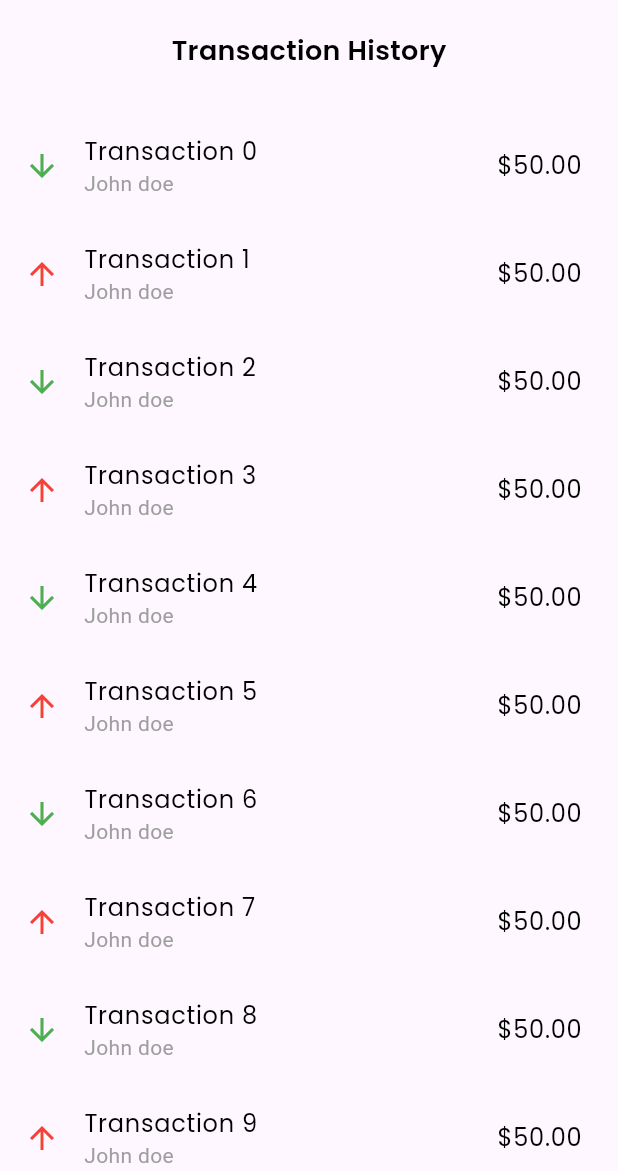
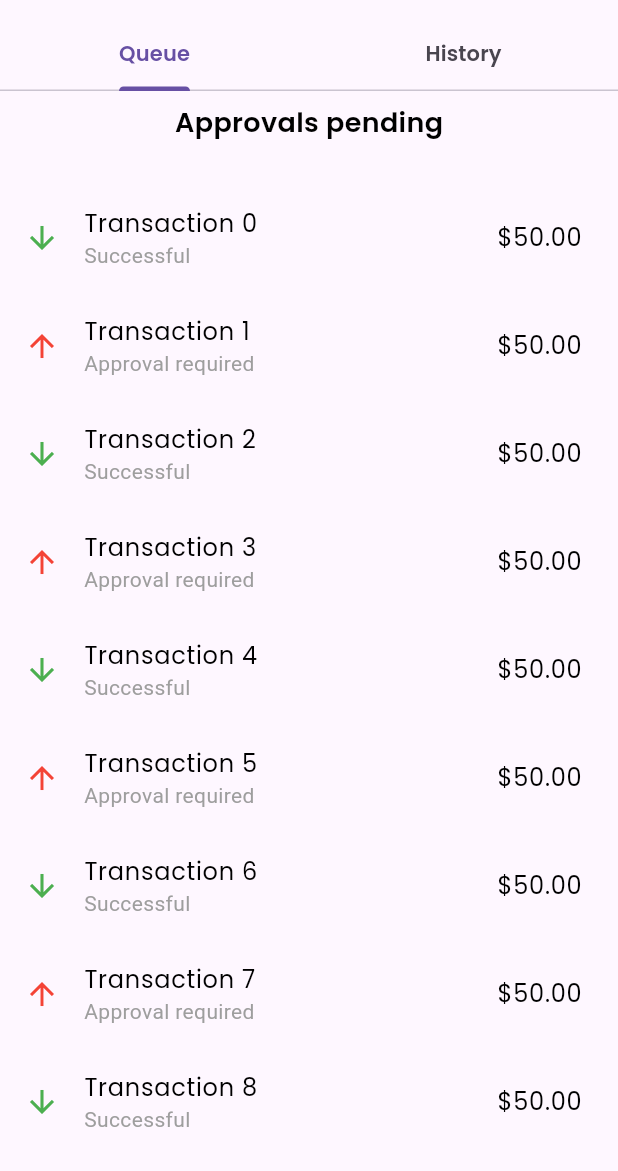
Before and after one commit to supratim1609/Escrow_app, a Flutter app: the TransactionScreen screen opened directly, on a phone screen of 412 x 824 dp, the part 65-1236 px from its top. Run offline on Flutter 3.47's test engine with Material 3 defaults, Android fonts, the light colour scheme and no system bars; our stand-ins replace google_fonts.

Commit message:
Update TransactionScreen with TabBar for Queue and History, and refactor WelcomeScreen to use RouteNames
This commit updates the TransactionScreen to include a TabBar with Queue and History tabs, and refactors WelcomeScreen to use

```diff
--- a/lib/Screens/transactionscreen.dart
+++ b/lib/Screens/transactionscreen.dart
@@ -1,6 +1,7 @@
 import 'package:flutter/material.dart';
 import 'package:escrow_app/utils/routes.dart';
 import 'package:google_fonts/google_fonts.dart';
+import 'dart:developer';
 
 class TransactionScreen extends StatefulWidget {
   const TransactionScreen({Key? key}) : super(key: key);
@@ -9,22 +10,212 @@ class TransactionScreen extends StatefulWidget {
   State<TransactionScreen> createState() => _TransactionScreenState();
 }
 
-class _TransactionScreenState extends State<TransactionScreen> {
+class _TransactionScreenState extends State<TransactionScreen>
+    with SingleTickerProviderStateMixin {
+  late TabController _tabController;
+
   @override
   void initState() {
     super.initState();
-    // Set up listener for back button press
-    WidgetsBinding.instance?.addPostFrameCallback((_) {
-      // Override the back button behavior
-      WillPopScope(
-        onWillPop: () async {
-          // Navigate back to the HomeScreen
-          Navigator.pushNamed(context, RouteNames.dashboard);
-          return true; // Return true to allow pop operation
-        },
-        child: Container(),
-      );
-    });
+    _tabController = TabController(length: 2, vsync: this);
+  }
+
+  @override
+  Widget build(BuildContext context) {
+    return Scaffold(
+      appBar: AppBar(
+        title: Text(
+          'Transactions Screen',
+          style: GoogleFonts.poppins(
+            fontSize: 24,
+            fontWeight: FontWeight.bold,
+          ),
+        ),
+        bottom: TabBar(
+          controller: _tabController,
+          tabs: [
+            Tab(
+              child: Text(
+                'Queue',
+                style: GoogleFonts.poppins(
+                  fontSize: 14,
+                  fontWeight: FontWeight.w600,
+                ),
+              ),
+            ),
+            Tab(
+              child: Text(
+                'History',
+                style: GoogleFonts.poppins(
+                  fontSize: 14,
+                  fontWeight: FontWeight.w600,
+                ),
+              ),
+            ),
+          ],
+        ),
+      ),
+      body: TabBarView(
+        controller: _tabController,
+        children: [
+          QueueTab(),
+          HistoryTab(),
+        ],
+      ),
+    );
+  }
+}
+
+class QueueTab extends StatelessWidget {
+  @override
+  Widget build(BuildContext context) {
+    return SingleChildScrollView(
+      child: Column(
+        crossAxisAlignment: CrossAxisAlignment.center,
+        children: [
+          Container(
+            padding: EdgeInsets.symmetric(vertical: 8, horizontal: 18),
+            child: Text(
+              "Approvals pending",
+              style: GoogleFonts.poppins(
+                fontSize: 18,
+                fontWeight: FontWeight.w600,
+                color: Colors.black,
+              ),
+            ),
+          ),
+          SizedBox(height: 20),
+          ListView.builder(
+            shrinkWrap: true,
+            physics: NeverScrollableScrollPhysics(),
+            itemCount: 10,
+            itemBuilder: (context, index) {
+              IconData iconData;
+              Color color;
+              String subText;
+              if (index % 2 == 0) {
+                iconData = Icons.arrow_downward_sharp;
+                color = Colors.green;
+                subText = 'Successful';
+              } else {
+                iconData = Icons.arrow_upward_sharp;
+                color = Colors.red;
+                subText = 'Approval required';
+              }
+              return InkWell(
+                onTap: () {},
+                child: ListTile(
+                  leading: Icon(
+                    iconData,
+                    color: color,
+                  ),
+                  title: Text(
+                    "Transaction $index",
+                    style: GoogleFonts.poppins(
+                      fontSize: 16,
+                      fontWeight: FontWeight.normal,
+                      color: Colors.black,
+                    ),
+                  ),
+                  subtitle: Text(
+                    subText,
+                    style: TextStyle(
+                      color: Colors.grey,
+                    ),
+                  ),
+                  trailing: Text(
+                    "\$50.00", // Sample amount, you can customize this
+                    style: GoogleFonts.poppins(
+                      fontSize: 16,
+                      fontWeight: FontWeight.normal,
+                      color: Colors.black,
+                    ),
+                  ),
+                ),
+              );
+            },
+          ),
+        ],
+      ),
+    );
+  }
+}
+
+class HistoryTab extends StatelessWidget {
+  @override
+  Widget build(BuildContext context) {
+    return SingleChildScrollView(
+      child: Column(
+        crossAxisAlignment: CrossAxisAlignment.center,
+        children: [
+          Container(
+            padding: EdgeInsets.symmetric(vertical: 8, horizontal: 18),
+            child: Text(
+              "Transaction History",
+              style: GoogleFonts.poppins(
+                fontSize: 18,
+                fontWeight: FontWeight.w600,
+                color: Colors.black,
+              ),
+            ),
+          ),
+          SizedBox(height: 20),
+          ListView.builder(
+            shrinkWrap: true,
+            physics: NeverScrollableScrollPhysics(),
+            itemCount: 10,
+            itemBuilder: (context, index) {
+              IconData iconData;
+              Color color;
+              String subText;
+              if (index % 2 == 0) {
+                iconData = Icons.arrow_downward_sharp;
+                color = Colors.green;
+                subText = 'John doe';
+              } else {
+                iconData = Icons.arrow_upward_sharp;
+                color = Colors.red;
+                subText = 'John doe';
+              }
+              return InkWell(
+                onTap: () {
+                  // Open modal bottom sheet with transaction details
+                  _showTransactionDetails(context, index);
+                },
+                child: ListTile(
+                  leading: Icon(
+                    iconData,
+                    color: color,
+                  ),
+                  title: Text(
+                    "Transaction $index",
+                    style: GoogleFonts.poppins(
+                      fontSize: 16,
+                      fontWeight: FontWeight.normal,
+                      color: Colors.black,
+                    ),
+                  ),
+                  subtitle: Text(
+                    subText,
+                    style: TextStyle(
+                      color: Colors.grey,
+                    ),
+                  ),
+                  trailing: Text(
+                    "\$50.00", // Sample amount, you can customize this
+                    style: GoogleFonts.poppins(
+                      fontSize: 16,
+                      fontWeight: FontWeight.normal,
+                      color: Colors.black,
+                    ),
+                  ),
+                ),
+              );
+            },
+          ),
+        ],
+      ),
+    );
   }
 
   void _showTransactionDetails(BuildContext context, int index) {
@@ -111,91 +302,4 @@ class _TransactionScreenState extends State<TransactionScreen> {
       },
     );
   }
-
-  @override
-  Widget build(BuildContext context) {
-    return Scaffold(
-      appBar: AppBar(
-        title: Text(
-          'Transactions Screen',
-          style: GoogleFonts.poppins(
-            fontSize: 24,
-            fontWeight: FontWeight.bold,
-          ),
-        ),
-      ),
-      body: Center(
-        child: Column(
-          mainAxisAlignment: MainAxisAlignment.center,
-          children: [
-            Container(
-              padding: EdgeInsets.symmetric(vertical: 8, horizontal: 18),
-              child: Text(
-                "Transaction History",
-                style: GoogleFonts.poppins(
-                  fontSize: 18,
-                  fontWeight: FontWeight.w600,
-                  color: Colors.black,
-                ),
-              ),
-            ),
-            SizedBox(height: 20),
-            Expanded(
-              child: ListView.builder(
-                itemCount: 10,
-                itemBuilder: (context, index) {
-                  IconData iconData;
-                  Color color;
-                  String subText;
-                  if (index % 2 == 0) {
-                    iconData = Icons.arrow_downward_sharp; // Different icon for even indices
-                    color = Colors.green; // Different color for even indices
-                    subText = 'John doe'; // Subtext for even indices
-                  } else {
-                    iconData = Icons.arrow_upward_sharp; // Different icon for odd indices
-                    color = Colors.red; // Different color for odd indices
-                    subText = 'John doe'; // Subtext for odd indices
-                  }
-                  return InkWell(
-                    onTap: () {
-                      // Open modal bottom sheet with transaction details
-                      _showTransactionDetails(context, index);
-                    },
-                    child: ListTile(
-                      leading: Icon(
-                        iconData,
-                        color: color,
-                      ),
-                      title: Text(
-                        "Transaction $index",
-                        style: GoogleFonts.poppins(
-                          fontSize: 16,
-                          fontWeight: FontWeight.normal,
-                          color: Colors.black,
-                        ),
-                      ),
-                      subtitle: Text(
-                        subText,
-                        style: TextStyle(
-                          color: Colors.grey,
-                        ),
-                      ),
-                      trailing: Text(
-                        "\$50.00", // Sample amount, you can customize this
-                        style: GoogleFonts.poppins(
-                          fontSize: 16,
-                          fontWeight: FontWeight.normal,
-                          color: Colors.black,
-                        ),
-                      ),
-                    ),
-                  );
-                },
-              ),
-            ),
-          ],
-        ),
-      ),
-    );
-  }
 }
--- a/lib/Screens/welcomescreen.dart
+++ b/lib/Screens/welcomescreen.dart
@@ -3,6 +3,7 @@ import 'package:flutter/material.dart';
 import 'package:flutter/widgets.dart';
 import 'package:google_fonts/google_fonts.dart';
 import 'package:escrow_app/Screens/homescreen.dart';
+import 'package:escrow_app/utils/routes.dart';
 
 class WelcomeScreen extends StatefulWidget {
   const WelcomeScreen({super.key});
```
